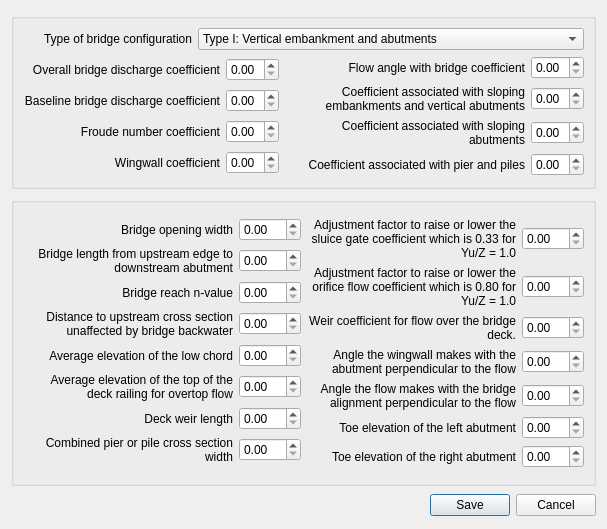
Before: the Qt Designer form flo2d/ui/bridges.ui in FLO-2DSoftware/qgis-flo-2d-plugin, drawn with Qt 5.
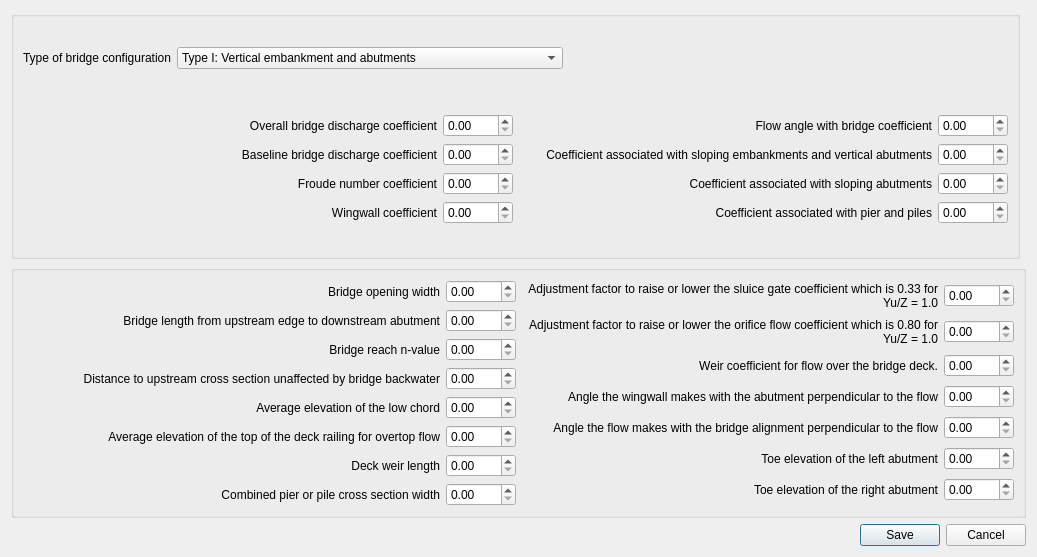
After: the same form once the commit is applied.

Commit message: Fix control sizes/size policies in Bridge Variables UI

The edit to the form file:
```diff
--- a/flo2d/ui/bridges.ui
+++ b/flo2d/ui/bridges.ui
@@ -6,114 +6,160 @@
    <rect>
     <x>0</x>
     <y>0</y>
-    <width>606</width>
-    <height>529</height>
+    <width>1037</width>
+    <height>557</height>
    </rect>
   </property>
+  <property name="sizePolicy">
+   <sizepolicy hsizetype="Fixed" vsizetype="Fixed">
+    <horstretch>0</horstretch>
+    <verstretch>0</verstretch>
+   </sizepolicy>
+  </property>
+  <property name="minimumSize">
+   <size>
+    <width>1037</width>
+    <height>0</height>
+   </size>
+  </property>
+  <property name="maximumSize">
+   <size>
+    <width>1037</width>
+    <height>16777215</height>
+   </size>
+  </property>
   <property name="windowTitle">
    <string>Bridge Variables</string>
   </property>
-  <layout class="QGridLayout" name="gridLayout_33">
+  <layout class="QGridLayout" name="gridLayout_31">
    <item row="0" column="0">
     <widget class="QGroupBox" name="groupBox">
      <property name="sizePolicy">
-      <sizepolicy hsizetype="Fixed" vsizetype="Fixed">
+      <sizepolicy hsizetype="Fixed" vsizetype="Expanding">
        <horstretch>0</horstretch>
        <verstretch>0</verstretch>
       </sizepolicy>
      </property>
      <property name="minimumSize">
       <size>
-       <width>585</width>
-       <height>176</height>
+       <width>1009</width>
+       <height>0</height>
       </size>
      </property>
      <property name="maximumSize">
       <size>
-       <width>585</width>
-       <height>176</height>
+       <width>16777215</width>
+       <height>16777215</height>
       </size>
      </property>
      <property name="title">
       <string/>
      </property>
-     <layout class="QGridLayout" name="gridLayout_13">
+     <layout class="QGridLayout" name="gridLayout_12">
       <item row="0" column="0">
+       <widget class="QLabel" name="label_2">
+        <property name="text">
+         <string>Type of bridge configuration</string>
+        </property>
+        <property name="alignment">
+         <set>Qt::AlignRight|Qt::AlignTrailing|Qt::AlignVCenter</set>
+        </property>
+       </widget>
+      </item>
+      <item row="0" column="1">
+       <widget class="QComboBox" name="IBTYPE_cbo">
+        <property name="editable">
+         <bool>false</bool>
+        </property>
+        <property name="currentText">
+         <string>Type I: Vertical embankment and abutments</string>
+        </property>
+        <item>
+         <property name="text">
+          <string>Type I: Vertical embankment and abutments</string>
+         </property>
+        </item>
+        <item>
+         <property name="text">
+          <string>Type II: Embankment slope 1:1, vertical abutments</string>
+         </property>
+        </item>
+        <item>
+         <property name="text">
+          <string>Type II: Embankment slope 1:2, vertical abutments</string>
+         </property>
+        </item>
+        <item>
+         <property name="text">
+          <string>Type III: Embankment and abutment slope 1:1</string>
+         </property>
+        </item>
+        <item>
+         <property name="text">
+          <string>Type III: Embankment and abutment slope 1:2</string>
+         </property>
+        </item>
+        <item>
+         <property name="text">
+          <string>Type IV: Embankment slope 1:1, vertical abutment  with windwalls</string>
+         </property>
+        </item>
+        <item>
+         <property name="text">
+          <string>Type IV: Embankment slope 1:2, vertical abutment  with windwalls</string>
+         </property>
+        </item>
+       </widget>
+      </item>
+      <item row="0" column="2">
+       <spacer name="horizontalSpacer">
+        <property name="orientation">
+         <enum>Qt::Horizontal</enum>
+        </property>
+        <property name="sizeHint" stdset="0">
+         <size>
+          <width>394</width>
+          <height>20</height>
+         </size>
+        </property>
+       </spacer>
+      </item>
+      <item row="1" column="1">
+       <spacer name="verticalSpacer_2">
+        <property name="orientation">
+         <enum>Qt::Vertical</enum>
+        </property>
+        <property name="sizeType">
+         <enum>QSizePolicy::Fixed</enum>
+        </property>
+        <property name="sizeHint" stdset="0">
+         <size>
+          <width>20</width>
+          <height>18</height>
+         </size>
+        </property>
+       </spacer>
+      </item>
+      <item row="2" column="0" colspan="3">
        <layout class="QGridLayout" name="gridLayout_9">
+        <property name="sizeConstraint">
+         <enum>QLayout::SetMaximumSize</enum>
+        </property>
         <item row="0" column="0">
-         <widget class="QLabel" name="label_2">
-          <property name="text">
-           <string>Type of bridge configuration</string>
-          </property>
-          <property name="alignment">
-           <set>Qt::AlignRight|Qt::AlignTrailing|Qt::AlignVCenter</set>
-          </property>
-         </widget>
-        </item>
-        <item row="0" column="1">
-         <widget class="QComboBox" name="IBTYPE_cbo">
-          <property name="editable">
-           <bool>false</bool>
-          </property>
-          <property name="currentText">
-           <string>Type I: Vertical embankment and abutments</string>
-          </property>
+         <layout class="QVBoxLayout" name="verticalLayout">
           <item>
-           <property name="text">
-            <string>Type I: Vertical embankment and abutments</string>
-           </property>
-          </item>
-          <item>
-           <property name="text">
-            <string>Type II: Embankment slope 1:1, vertical abutments</string>
-           </property>
-          </item>
-          <item>
-           <property name="text">
-            <string>Type II: Embankment slope 1:2, vertical abutments</string>
-           </property>
-          </item>
-          <item>
-           <property name="text">
-            <string>Type III: Embankment and abutment slope 1:1</string>
-           </property>
-          </item>
-          <item>
-           <property name="text">
-            <string>Type III: Embankment and abutment slope 1:2</string>
-           </property>
-          </item>
-          <item>
-           <property name="text">
-            <string>Type IV: Embankment slope 1:1, vertical abutment  with windwalls</string>
-           </property>
-          </item>
-          <item>
-           <property name="text">
-            <string>Type IV: Embankment slope 1:2, vertical abutment  with windwalls</string>
-           </property>
-          </item>
-         </widget>
-        </item>
-       </layout>
-      </item>
-      <item row="1" column="0">
-       <layout class="QGridLayout" name="gridLayout_12">
-        <item row="0" column="0">
-         <layout class="QGridLayout" name="gridLayout_10">
-          <item row="0" column="0">
            <layout class="QGridLayout" name="gridLayout_2">
             <item row="0" column="1">
              <widget class="QDoubleSpinBox" name="COEFF_dbox">
               <property name="sizePolicy">
-               <sizepolicy hsizetype="Fixed" vsizetype="Fixed">
+               <sizepolicy hsizetype="Expanding" vsizetype="Fixed">
                 <horstretch>0</horstretch>
                 <verstretch>0</verstretch>
                </sizepolicy>
               </property>
               <property name="minimumSize">
                <size>
-                <width>53</width>
+                <width>70</width>
                 <height>0</height>
                </size>
               </property>
@@ -127,6 +173,12 @@
             </item>
             <item row="0" column="0">
              <widget class="QLabel" name="label">
+              <property name="sizePolicy">
+               <sizepolicy hsizetype="Expanding" vsizetype="Preferred">
+                <horstretch>0</horstretch>
+                <verstretch>0</verstretch>
+               </sizepolicy>
+              </property>
               <property name="text">
                <string>Overall bridge discharge coefficient</string>
               </property>
@@ -137,10 +189,16 @@
             </item>
            </layout>
           </item>
-          <item row="1" column="0">
+          <item>
            <layout class="QGridLayout" name="gridLayout_4">
             <item row="0" column="0">
              <widget class="QLabel" name="label_9">
+              <property name="sizePolicy">
+               <sizepolicy hsizetype="Expanding" vsizetype="Preferred">
+                <horstretch>0</horstretch>
+                <verstretch>0</verstretch>
+               </sizepolicy>
+              </property>
               <property name="text">
                <string>Baseline bridge discharge coefficient</string>
               </property>
@@ -152,14 +210,14 @@
             <item row="0" column="1">
              <widget class="QDoubleSpinBox" name="C_PRIME_USER_dbox">
               <property name="sizePolicy">
-               <sizepolicy hsizetype="Fixed" vsizetype="Fixed">
+               <sizepolicy hsizetype="Expanding" vsizetype="Fixed">
                 <horstretch>0</horstretch>
                 <verstretch>0</verstretch>
                </sizepolicy>
               </property>
               <property name="minimumSize">
                <size>
-                <width>53</width>
+                <width>70</width>
                 <height>0</height>
                </size>
               </property>
@@ -173,10 +231,16 @@
             </item>
            </layout>
           </item>
-          <item row="2" column="0">
+          <item>
            <layout class="QGridLayout" name="gridLayout_5">
             <item row="0" column="0">
              <widget class="QLabel" name="label_8">
+              <property name="sizePolicy">
+               <sizepolicy hsizetype="Expanding" vsizetype="Preferred">
+                <horstretch>0</horstretch>
+                <verstretch>0</verstretch>
+               </sizepolicy>
+              </property>
               <property name="text">
                <string>Froude number coefficient</string>
               </property>
@@ -188,14 +252,14 @@
             <item row="0" column="1">
              <widget class="QDoubleSpinBox" name="KF_COEF_dbox">
               <property name="sizePolicy">
-               <sizepolicy hsizetype="Fixed" vsizetype="Fixed">
+               <sizepolicy hsizetype="Expanding" vsizetype="Fixed">
                 <horstretch>0</horstretch>
                 <verstretch>0</verstretch>
                </sizepolicy>
               </property>
               <property name="minimumSize">
                <size>
-                <width>53</width>
+                <width>70</width>
                 <height>0</height>
                </size>
               </property>
@@ -209,10 +273,16 @@
             </item>
            </layout>
           </item>
-          <item row="3" column="0">
+          <item>
            <layout class="QGridLayout" name="gridLayout_6">
             <item row="0" column="0">
              <widget class="QLabel" name="label_7">
+              <property name="sizePolicy">
+               <sizepolicy hsizetype="Expanding" vsizetype="Preferred">
+                <horstretch>0</horstretch>
+                <verstretch>0</verstretch>
+               </sizepolicy>
+              </property>
               <property name="text">
                <string>Wingwall coefficient</string>
               </property>
@@ -224,14 +294,14 @@
             <item row="0" column="1">
              <widget class="QDoubleSpinBox" name="KWW_COEF_dbox">
               <property name="sizePolicy">
-               <sizepolicy hsizetype="Fixed" vsizetype="Fixed">
+               <sizepolicy hsizetype="Expanding" vsizetype="Fixed">
                 <horstretch>0</horstretch>
                 <verstretch>0</verstretch>
                </sizepolicy>
               </property>
               <property name="minimumSize">
                <size>
-                <width>53</width>
+                <width>70</width>
                 <height>0</height>
                </size>
               </property>
@@ -248,11 +318,20 @@
          </layout>
         </item>
         <item row="0" column="1">
-         <layout class="QGridLayout" name="gridLayout_11">
-          <item row="0" column="0">
-           <layout class="QGridLayout" name="gridLayout_3">
+         <layout class="QVBoxLayout" name="verticalLayout_2">
+          <property name="sizeConstraint">
+           <enum>QLayout::SetNoConstraint</enum>
+          </property>
+          <item>
+           <layout class="QGridLayout" name="gridLayout_8">
             <item row="0" column="0">
              <widget class="QLabel" name="label_6">
+              <property name="sizePolicy">
+               <sizepolicy hsizetype="Expanding" vsizetype="Preferred">
+                <horstretch>0</horstretch>
+                <verstretch>0</verstretch>
+               </sizepolicy>
+              </property>
               <property name="text">
                <string>Flow angle with bridge coefficient</string>
               </property>
@@ -264,14 +343,14 @@
             <item row="0" column="1">
              <widget class="QDoubleSpinBox" name="KPHI_COEF_dbox">
               <property name="sizePolicy">
-               <sizepolicy hsizetype="Fixed" vsizetype="Fixed">
+               <sizepolicy hsizetype="Expanding" vsizetype="Fixed">
                 <horstretch>0</horstretch>
                 <verstretch>0</verstretch>
                </sizepolicy>
               </property>
               <property name="minimumSize">
                <size>
-                <width>53</width>
+                <width>70</width>
                 <height>0</height>
                </size>
               </property>
@@ -285,32 +364,16 @@
             </item>
            </layout>
           </item>
-          <item row="1" column="0">
-           <layout class="QGridLayout" name="gridLayout">
-            <item row="0" column="1">
-             <widget class="QDoubleSpinBox" name="KY_COEF_dbox">
-              <property name="sizePolicy">
-               <sizepolicy hsizetype="Fixed" vsizetype="Fixed">
-                <horstretch>0</horstretch>
-                <verstretch>0</verstretch>
-               </sizepolicy>
-              </property>
-              <property name="minimumSize">
-               <size>
-                <width>53</width>
-                <height>0</height>
-               </size>
-              </property>
-              <property name="maximumSize">
-               <size>
-                <width>53</width>
-                <height>16777215</height>
-               </size>
-              </property>
-             </widget>
-            </item>
+          <item>
+           <layout class="QGridLayout" name="gridLayout_7">
             <item row="0" column="0">
              <widget class="QLabel" name="label_5">
+              <property name="sizePolicy">
+               <sizepolicy hsizetype="Expanding" vsizetype="Preferred">
+                <horstretch>0</horstretch>
+                <verstretch>0</verstretch>
+               </sizepolicy>
+              </property>
               <property name="text">
                <string>Coefficient associated with sloping embankments and vertical abutments</string>
               </property>
@@ -322,12 +385,40 @@
               </property>
              </widget>
             </item>
+            <item row="0" column="1">
+             <widget class="QDoubleSpinBox" name="KY_COEF_dbox">
+              <property name="sizePolicy">
+               <sizepolicy hsizetype="Expanding" vsizetype="Fixed">
+                <horstretch>0</horstretch>
+                <verstretch>0</verstretch>
+               </sizepolicy>
+              </property>
+              <property name="minimumSize">
+               <size>
+                <width>70</width>
+                <height>0</height>
+               </size>
+              </property>
+              <property name="maximumSize">
+               <size>
+                <width>53</width>
+                <height>16777215</height>
+               </size>
+              </property>
+             </widget>
+            </item>
            </layout>
           </item>
-          <item row="2" column="0">
-           <layout class="QGridLayout" name="gridLayout_7">
+          <item>
+           <layout class="QGridLayout" name="gridLayout">
             <item row="0" column="0">
              <widget class="QLabel" name="label_4">
+              <property name="sizePolicy">
+               <sizepolicy hsizetype="Expanding" vsizetype="Preferred">
+                <horstretch>0</horstretch>
+                <verstretch>0</verstretch>
+               </sizepolicy>
+              </property>
               <property name="text">
                <string>Coefficient associated with sloping abutments</string>
               </property>
@@ -342,14 +433,14 @@
             <item row="0" column="1">
              <widget class="QDoubleSpinBox" name="KX_COEF_dbox">
               <property name="sizePolicy">
-               <sizepolicy hsizetype="Fixed" vsizetype="Fixed">
+               <sizepolicy hsizetype="Expanding" vsizetype="Fixed">
                 <horstretch>0</horstretch>
                 <verstretch>0</verstretch>
                </sizepolicy>
               </property>
               <property name="minimumSize">
                <size>
-                <width>53</width>
+                <width>70</width>
                 <height>0</height>
                </size>
               </property>
@@ -363,10 +454,16 @@
             </item>
            </layout>
           </item>
-          <item row="3" column="0">
-           <layout class="QGridLayout" name="gridLayout_8">
+          <item>
+           <layout class="QGridLayout" name="gridLayout_3">
             <item row="0" column="0">
              <widget class="QLabel" name="label_3">
+              <property name="sizePolicy">
+               <sizepolicy hsizetype="Expanding" vsizetype="Preferred">
+                <horstretch>0</horstretch>
+                <verstretch>0</verstretch>
+               </sizepolicy>
+              </property>
               <property name="text">
                <string>Coefficient associated with pier and piles</string>
               </property>
@@ -381,14 +478,14 @@
             <item row="0" column="1">
              <widget class="QDoubleSpinBox" name="KJ_COEF_dbox">
               <property name="sizePolicy">
-               <sizepolicy hsizetype="Fixed" vsizetype="Fixed">
+               <sizepolicy hsizetype="Expanding" vsizetype="Fixed">
                 <horstretch>0</horstretch>
                 <verstretch>0</verstretch>
                </sizepolicy>
               </property>
               <property name="minimumSize">
                <size>
-                <width>53</width>
+                <width>70</width>
                 <height>0</height>
                </size>
               </property>
@@ -412,117 +509,42 @@
    <item row="1" column="0">
     <widget class="QGroupBox" name="groupBox_2">
      <property name="sizePolicy">
-      <sizepolicy hsizetype="Fixed" vsizetype="Fixed">
+      <sizepolicy hsizetype="Preferred" vsizetype="Preferred">
        <horstretch>0</horstretch>
        <verstretch>0</verstretch>
       </sizepolicy>
      </property>
      <property name="minimumSize">
       <size>
-       <width>585</width>
-       <height>289</height>
+       <width>0</width>
+       <height>0</height>
       </size>
      </property>
      <property name="maximumSize">
       <size>
-       <width>585</width>
-       <height>289</height>
+       <width>16777215</width>
+       <height>16777215</height>
       </size>
      </property>
      <property name="title">
       <string/>
      </property>
-     <layout class="QGridLayout" name="gridLayout_32">
+     <layout class="QGridLayout" name="gridLayout_11">
       <item row="0" column="0">
-       <layout class="QGridLayout" name="gridLayout_31">
+       <layout class="QGridLayout" name="gridLayout_10">
+        <property name="sizeConstraint">
+         <enum>QLayout::SetMaximumSize</enum>
+        </property>
         <item row="0" column="0">
          <layout class="QGridLayout" name="gridLayout_29">
-          <item row="0" column="0">
-           <layout class="QGridLayout" name="gridLayout_14">
-            <item row="0" column="0">
-             <widget class="QLabel" name="label_52">
-              <property name="text">
-               <string>Bridge opening width</string>
-              </property>
-              <property name="alignment">
-               <set>Qt::AlignRight|Qt::AlignTrailing|Qt::AlignVCenter</set>
-              </property>
-              <property name="wordWrap">
-               <bool>true</bool>
-              </property>
-             </widget>
-            </item>
-            <item row="0" column="1">
-             <widget class="QDoubleSpinBox" name="BOPENING_dbox">
-              <property name="sizePolicy">
-               <sizepolicy hsizetype="Fixed" vsizetype="Fixed">
-                <horstretch>0</horstretch>
-                <verstretch>0</verstretch>
-               </sizepolicy>
-              </property>
-              <property name="minimumSize">
-               <size>
-                <width>62</width>
-                <height>0</height>
-               </size>
-              </property>
-              <property name="maximumSize">
-               <size>
-                <width>62</width>
-                <height>16777215</height>
-               </size>
-              </property>
-              <property name="maximum">
-               <double>9999.000000000000000</double>
-              </property>
-             </widget>
-            </item>
-           </layout>
-          </item>
-          <item row="1" column="0">
-           <layout class="QGridLayout" name="gridLayout_15">
-            <item row="0" column="0">
-             <widget class="QLabel" name="label_10">
-              <property name="text">
-               <string>Bridge length from upstream edge to downstream abutment</string>
-              </property>
-              <property name="alignment">
-               <set>Qt::AlignRight|Qt::AlignTrailing|Qt::AlignVCenter</set>
-              </property>
-              <property name="wordWrap">
-               <bool>true</bool>
-              </property>
-             </widget>
-            </item>
-            <item row="0" column="1">
-             <widget class="QDoubleSpinBox" name="BLENGTH_dbox">
-              <property name="sizePolicy">
-               <sizepolicy hsizetype="Fixed" vsizetype="Fixed">
-                <horstretch>0</horstretch>
-                <verstretch>0</verstretch>
-               </sizepolicy>
-              </property>
-              <property name="minimumSize">
-               <size>
-                <width>62</width>
-                <height>0</height>
-               </size>
-              </property>
-              <property name="maximumSize">
-               <size>
-                <width>62</width>
-                <height>16777215</height>
-               </size>
-              </property>
-              <property name="maximum">
-               <double>9999.000000000000000</double>
-              </property>
-             </widget>
-            </item>
-           </layout>
-          </item>
+          <property name="sizeConstraint">
+           <enum>QLayout::SetFixedSize</enum>
+          </property>
           <item row="2" column="0">
            <layout class="QGridLayout" name="gridLayout_16">
+            <property name="sizeConstraint">
+             <enum>QLayout::SetFixedSize</enum>
+            </property>
             <item row="0" column="0">
              <widget class="QLabel" name="label_23">
               <property name="text">
@@ -546,7 +568,7 @@
               </property>
               <property name="minimumSize">
                <size>
-                <width>62</width>
+                <width>70</width>
                 <height>0</height>
                </size>
               </property>
@@ -565,6 +587,9 @@
           </item>
           <item row="3" column="0">
            <layout class="QGridLayout" name="gridLayout_17">
+            <property name="sizeConstraint">
+             <enum>QLayout::SetFixedSize</enum>
+            </property>
             <item row="0" column="0">
              <widget class="QLabel" name="label_22">
               <property name="text">
@@ -588,7 +613,7 @@
               </property>
               <property name="minimumSize">
                <size>
-                <width>62</width>
+                <width>70</width>
                 <height>0</height>
                </size>
               </property>
@@ -605,12 +630,15 @@
             </item>
            </layout>
           </item>
-          <item row="4" column="0">
-           <layout class="QGridLayout" name="gridLayout_18">
+          <item row="0" column="0">
+           <layout class="QGridLayout" name="gridLayout_14">
+            <property name="sizeConstraint">
+             <enum>QLayout::SetFixedSize</enum>
+            </property>
             <item row="0" column="0">
-             <widget class="QLabel" name="label_11">
+             <widget class="QLabel" name="label_52">
               <property name="text">
-               <string>Average elevation of the low chord</string>
+               <string>Bridge opening width</string>
               </property>
               <property name="alignment">
                <set>Qt::AlignRight|Qt::AlignTrailing|Qt::AlignVCenter</set>
@@ -621,7 +649,7 @@
              </widget>
             </item>
             <item row="0" column="1">
-             <widget class="QDoubleSpinBox" name="LOWCHORD_dbox">
+             <widget class="QDoubleSpinBox" name="BOPENING_dbox">
               <property name="sizePolicy">
                <sizepolicy hsizetype="Fixed" vsizetype="Fixed">
                 <horstretch>0</horstretch>
@@ -630,7 +658,52 @@
               </property>
               <property name="minimumSize">
                <size>
+                <width>70</width>
+                <height>0</height>
+               </size>
+              </property>
+              <property name="maximumSize">
+               <size>
                 <width>62</width>
+                <height>16777215</height>
+               </size>
+              </property>
+              <property name="maximum">
+               <double>9999.000000000000000</double>
+              </property>
+             </widget>
+            </item>
+           </layout>
+          </item>
+          <item row="1" column="0">
+           <layout class="QGridLayout" name="gridLayout_15">
+            <property name="sizeConstraint">
+             <enum>QLayout::SetFixedSize</enum>
+            </property>
+            <item row="0" column="0">
+             <widget class="QLabel" name="label_10">
+              <property name="text">
+               <string>Bridge length from upstream edge to downstream abutment</string>
+              </property>
+              <property name="alignment">
+               <set>Qt::AlignRight|Qt::AlignTrailing|Qt::AlignVCenter</set>
+              </property>
+              <property name="wordWrap">
+               <bool>true</bool>
+              </property>
+             </widget>
+            </item>
+            <item row="0" column="1">
+             <widget class="QDoubleSpinBox" name="BLENGTH_dbox">
+              <property name="sizePolicy">
+               <sizepolicy hsizetype="Fixed" vsizetype="Fixed">
+                <horstretch>0</horstretch>
+                <verstretch>0</verstretch>
+               </sizepolicy>
+              </property>
+              <property name="minimumSize">
+               <size>
+                <width>70</width>
                 <height>0</height>
                </size>
               </property>
@@ -649,6 +722,9 @@
           </item>
           <item row="5" column="0">
            <layout class="QGridLayout" name="gridLayout_19">
+            <property name="sizeConstraint">
+             <enum>QLayout::SetFixedSize</enum>
+            </property>
             <item row="0" column="0">
              <widget class="QLabel" name="label_21">
               <property name="text">
@@ -672,7 +748,52 @@
               </property>
               <property name="minimumSize">
                <size>
+                <width>70</width>
+                <height>0</height>
+               </size>
+              </property>
+              <property name="maximumSize">
+               <size>
                 <width>62</width>
+                <height>16777215</height>
+               </size>
+              </property>
+              <property name="maximum">
+               <double>9999.000000000000000</double>
+              </property>
+             </widget>
+            </item>
+           </layout>
+          </item>
+          <item row="4" column="0">
+           <layout class="QGridLayout" name="gridLayout_18">
+            <property name="sizeConstraint">
+             <enum>QLayout::SetFixedSize</enum>
+            </property>
+            <item row="0" column="0">
+             <widget class="QLabel" name="label_11">
+              <property name="text">
+               <string>Average elevation of the low chord</string>
+              </property>
+              <property name="alignment">
+               <set>Qt::AlignRight|Qt::AlignTrailing|Qt::AlignVCenter</set>
+              </property>
+              <property name="wordWrap">
+               <bool>true</bool>
+              </property>
+             </widget>
+            </item>
+            <item row="0" column="1">
+             <widget class="QDoubleSpinBox" name="LOWCHORD_dbox">
+              <property name="sizePolicy">
+               <sizepolicy hsizetype="Fixed" vsizetype="Fixed">
+                <horstretch>0</horstretch>
+                <verstretch>0</verstretch>
+               </sizepolicy>
+              </property>
+              <property name="minimumSize">
+               <size>
+                <width>70</width>
                 <height>0</height>
                </size>
               </property>
@@ -691,6 +812,9 @@
           </item>
           <item row="6" column="0">
            <layout class="QGridLayout" name="gridLayout_20">
+            <property name="sizeConstraint">
+             <enum>QLayout::SetFixedSize</enum>
+            </property>
             <item row="0" column="0">
              <widget class="QLabel" name="label_20">
               <property name="text">
@@ -714,7 +838,7 @@
               </property>
               <property name="minimumSize">
                <size>
-                <width>62</width>
+                <width>70</width>
                 <height>0</height>
                </size>
               </property>
@@ -733,6 +857,9 @@
           </item>
           <item row="7" column="0">
            <layout class="QGridLayout" name="gridLayout_21">
+            <property name="sizeConstraint">
+             <enum>QLayout::SetFixedSize</enum>
+            </property>
             <item row="0" column="0">
              <widget class="QLabel" name="label_19">
               <property name="text">
@@ -756,7 +883,7 @@
               </property>
               <property name="minimumSize">
                <size>
-                <width>62</width>
+                <width>70</width>
                 <height>0</height>
                </size>
               </property>
@@ -777,8 +904,14 @@
         </item>
         <item row="0" column="1">
          <layout class="QGridLayout" name="gridLayout_30">
+          <property name="sizeConstraint">
+           <enum>QLayout::SetFixedSize</enum>
+          </property>
           <item row="0" column="0">
            <layout class="QGridLayout" name="gridLayout_22">
+            <property name="sizeConstraint">
+             <enum>QLayout::SetFixedSize</enum>
+            </property>
             <item row="0" column="0">
              <widget class="QLabel" name="label_18">
               <property name="text">
@@ -802,7 +935,7 @@
               </property>
               <property name="minimumSize">
                <size>
-                <width>62</width>
+                <width>70</width>
                 <height>0</height>
                </size>
               </property>
@@ -821,6 +954,9 @@
           </item>
           <item row="1" column="0">
            <layout class="QGridLayout" name="gridLayout_23">
+            <property name="sizeConstraint">
+             <enum>QLayout::SetFixedSize</enum>
+            </property>
             <item row="0" column="0">
              <widget class="QLabel" name="label_17">
               <property name="text">
@@ -844,7 +980,7 @@
               </property>
               <property name="minimumSize">
                <size>
-                <width>62</width>
+                <width>70</width>
                 <height>0</height>
                </size>
               </property>
@@ -863,6 +999,9 @@
           </item>
           <item row="2" column="0">
            <layout class="QGridLayout" name="gridLayout_28">
+            <property name="sizeConstraint">
+             <enum>QLayout::SetFixedSize</enum>
+            </property>
             <item row="0" column="0">
              <widget class="QLabel" name="label_16">
               <property name="text">
@@ -886,7 +1025,7 @@
               </property>
               <property name="minimumSize">
                <size>
-                <width>62</width>
+                <width>70</width>
                 <height>0</height>
                </size>
               </property>
@@ -905,6 +1044,9 @@
           </item>
           <item row="3" column="0">
            <layout class="QGridLayout" name="gridLayout_27">
+            <property name="sizeConstraint">
+             <enum>QLayout::SetFixedSize</enum>
+            </property>
             <item row="0" column="0">
              <widget class="QLabel" name="label_15">
               <property name="text">
@@ -928,7 +1070,7 @@
               </property>
               <property name="minimumSize">
                <size>
-                <width>62</width>
+                <width>70</width>
                 <height>0</height>
                </size>
               </property>
@@ -970,7 +1112,7 @@
               </property>
               <property name="minimumSize">
                <size>
-                <width>62</width>
+                <width>70</width>
                 <height>0</height>
                </size>
               </property>
@@ -989,6 +1131,9 @@
           </item>
           <item row="5" column="0">
            <layout class="QGridLayout" name="gridLayout_25">
+            <property name="sizeConstraint">
+             <enum>QLayout::SetFixedSize</enum>
+            </property>
             <item row="0" column="0">
              <widget class="QLabel" name="label_14">
               <property name="text">
@@ -1012,7 +1157,7 @@
               </property>
               <property name="minimumSize">
                <size>
-                <width>62</width>
+                <width>70</width>
                 <height>0</height>
                </size>
               </property>
@@ -1031,6 +1176,9 @@
           </item>
           <item row="6" column="0">
            <layout class="QGridLayout" name="gridLayout_24">
+            <property name="sizeConstraint">
+             <enum>QLayout::SetFixedSize</enum>
+            </property>
             <item row="0" column="0">
              <widget class="QLabel" name="label_12">
               <property name="text">
@@ -1054,7 +1202,7 @@
               </property>
               <property name="minimumSize">
                <size>
-                <width>62</width>
+                <width>70</width>
                 <height>0</height>
                </size>
               </property>
@@ -1079,14 +1227,37 @@
     </widget>
    </item>
    <item row="2" column="0">
-    <widget class="QDialogButtonBox" name="bridges_btn">
-     <property name="orientation">
-      <enum>Qt::Horizontal</enum>
+    <layout class="QGridLayout" name="gridLayout_13">
+     <property name="sizeConstraint">
+      <enum>QLayout::SetFixedSize</enum>
      </property>
-     <property name="standardButtons">
-      <set>QDialogButtonBox::Cancel|QDialogButtonBox::Save</set>
-     </property>
-    </widget>
+     <item row="0" column="0">
+      <spacer name="verticalSpacer">
+       <property name="orientation">
+        <enum>Qt::Vertical</enum>
+       </property>
+       <property name="sizeType">
+        <enum>QSizePolicy::Fixed</enum>
+       </property>
+       <property name="sizeHint" stdset="0">
+        <size>
+         <width>758</width>
+         <height>18</height>
+        </size>
+       </property>
+      </spacer>
+     </item>
+     <item row="0" column="1">
+      <widget class="QDialogButtonBox" name="bridges_btn">
+       <property name="orientation">
+        <enum>Qt::Horizontal</enum>
+       </property>
+       <property name="standardButtons">
+        <set>QDialogButtonBox::Cancel|QDialogButtonBox::Save</set>
+       </property>
+      </widget>
+     </item>
+    </layout>
    </item>
   </layout>
  </widget>
```
